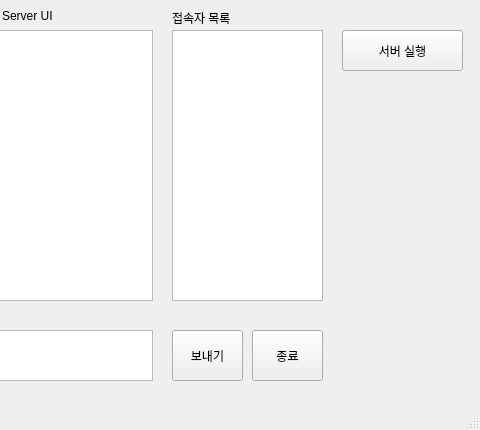
Before: the Qt Designer form PythonChattingProgram/PyCPServer/ServerMainWindow.ui in Rodun/PythonProjects, drawn with Qt 5; both pictures show x 228 to 708 and y 0 to 430 of the 708 by 430 pixel window.
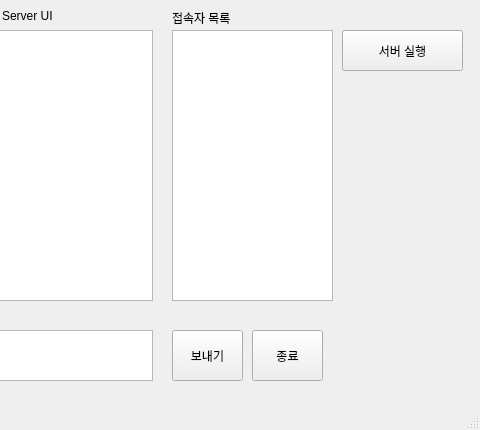
After: the same form once the commit is applied.

Commit message:
리스트 객체 변경, 포트 테스트 및 서버 접속버튼 세팅
리스트 객체 변경: QListView -> QListWidget
포트 테스트: 방화벽 테스트... 연결이 안됨 집에서 해보자
서버 접속버튼 세팅: 클라에서 버튼을 반복적으로 누르면 에러가 났음
해제된 클라이언트 소켓 객체를 다시 해제하려고 해서 그 부분을 고침

```diff
--- a/PythonChattingProgram/PyCPServer/ServerMainWindow.ui
+++ b/PythonChattingProgram/PyCPServer/ServerMainWindow.ui
@@ -27,16 +27,6 @@
      <string>보내기</string>
     </property>
    </widget>
-   <widget class="QListView" name="listView_users">
-    <property name="geometry">
-     <rect>
-      <x>400</x>
-      <y>30</y>
-      <width>151</width>
-      <height>271</height>
-     </rect>
-    </property>
-   </widget>
    <widget class="QTextBrowser" name="textBrowser_chatting">
     <property name="geometry">
      <rect>
@@ -135,6 +125,16 @@
      <string>서버 실행</string>
     </property>
    </widget>
+   <widget class="QListWidget" name="listWidget_users">
+    <property name="geometry">
+     <rect>
+      <x>400</x>
+      <y>30</y>
+      <width>161</width>
+      <height>271</height>
+     </rect>
+    </property>
+   </widget>
   </widget>
   <widget class="QMenuBar" name="menubar">
    <property name="geometry">
```
The commit also changes 5 other files.
